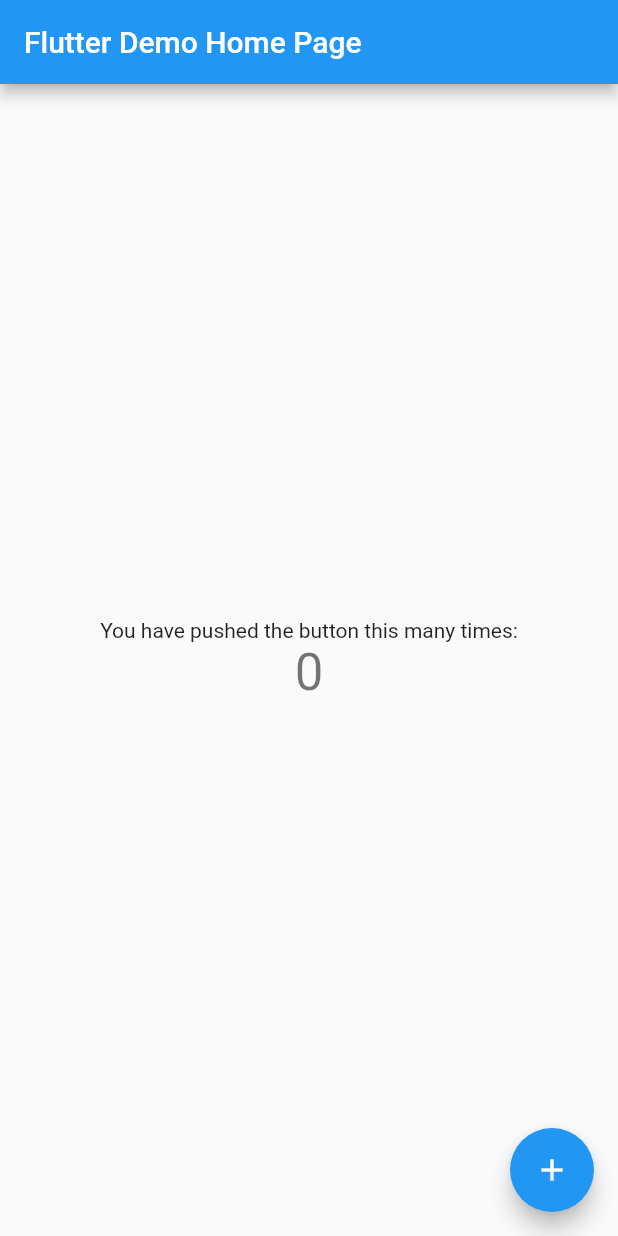
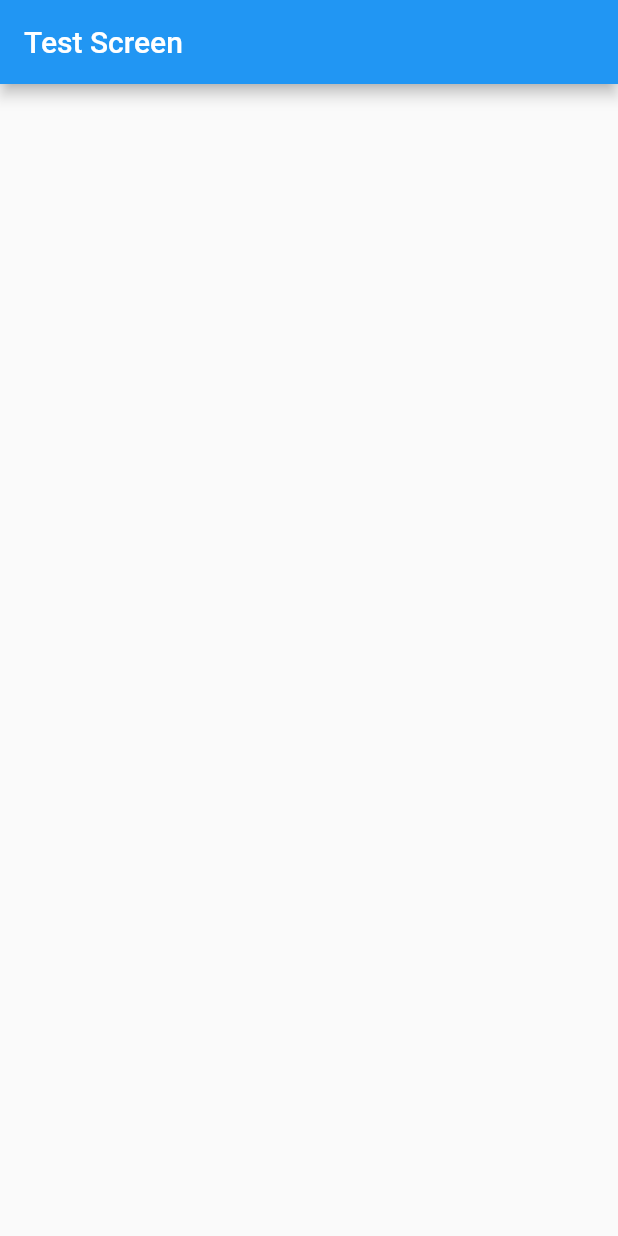
Before and after one commit to shimulxx/sovware_github_test_project, a Flutter app: the screen it shows after launch, on a phone screen of 412 x 824 dp. Run offline on Flutter 3.47's test engine with Material 2 defaults, Android fonts, the phone set to English and light mode, and no system bars.

Commit message:
Make basic structure

```diff
--- a/lib/main.dart
+++ b/lib/main.dart
@@ -12,104 +12,22 @@ class MyApp extends StatelessWidget {
   Widget build(BuildContext context) {
     return MaterialApp(
       title: 'Flutter Demo',
+      debugShowCheckedModeBanner: false,
       theme: ThemeData(
-        // This is the theme of your application.
-        //
-        // Try running your application with "flutter run". You'll see the
-        // application has a blue toolbar. Then, without quitting the app, try
-        // changing the primarySwatch below to Colors.green and then invoke
-        // "hot reload" (press "r" in the console where you ran "flutter run",
-        // or simply save your changes to "hot reload" in a Flutter IDE).
-        // Notice that the counter didn't reset back to zero; the application
-        // is not restarted.
         primarySwatch: Colors.blue,
       ),
-      home: const MyHomePage(title: 'Flutter Demo Home Page'),
+      home: const TestScreen(),
     );
   }
 }
 
-class MyHomePage extends StatefulWidget {
-  const MyHomePage({Key? key, required this.title}) : super(key: key);
-
-  // This widget is the home page of your application. It is stateful, meaning
-  // that it has a State object (defined below) that contains fields that affect
-  // how it looks.
-
-  // This class is the configuration for the state. It holds the values (in this
-  // case the title) provided by the parent (in this case the App widget) and
-  // used by the build method of the State. Fields in a Widget subclass are
-  // always marked "final".
-
-  final String title;
-
-  @override
-  State<MyHomePage> createState() => _MyHomePageState();
-}
-
-class _MyHomePageState extends State<MyHomePage> {
-  int _counter = 0;
-
-  void _incrementCounter() {
-    setState(() {
-      // This call to setState tells the Flutter framework that something has
-      // changed in this State, which causes it to rerun the build method below
-      // so that the display can reflect the updated values. If we changed
-      // _counter without calling setState(), then the build method would not be
-      // called again, and so nothing would appear to happen.
-      _counter++;
-    });
-  }
+class TestScreen extends StatelessWidget {
+  const TestScreen({Key? key}) : super(key: key);
 
   @override
   Widget build(BuildContext context) {
-    // This method is rerun every time setState is called, for instance as done
-    // by the _incrementCounter method above.
-    //
-    // The Flutter framework has been optimized to make rerunning build methods
-    // fast, so that you can just rebuild anything that needs updating rather
-    // than having to individually change instances of widgets.
     return Scaffold(
-      appBar: AppBar(
-        // Here we take the value from the MyHomePage object that was created by
-        // the App.build method, and use it to set our appbar title.
-        title: Text(widget.title),
-      ),
-      body: Center(
-        // Center is a layout widget. It takes a single child and positions it
-        // in the middle of the parent.
-        child: Column(
-          // Column is also a layout widget. It takes a list of children and
-          // arranges them vertically. By default, it sizes itself to fit its
-          // children horizontally, and tries to be as tall as its parent.
-          //
-          // Invoke "debug painting" (press "p" in the console, choose the
-          // "Toggle Debug Paint" action from the Flutter Inspector in Android
-          // Studio, or the "Toggle Debug Paint" command in Visual Studio Code)
-          // to see the wireframe for each widget.
-          //
-          // Column has various properties to control how it sizes itself and
-          // how it positions its children. Here we use mainAxisAlignment to
-          // center the children vertically; the main axis here is the vertical
-          // axis because Columns are vertical (the cross axis would be
-          // horizontal).
-          mainAxisAlignment: MainAxisAlignment.center,
-          children: <Widget>[
-            const Text(
-              'You have pushed the button this many times:',
-            ),
-            Text(
-              '$_counter',
-              style: Theme.of(context).textTheme.headline4,
-            ),
-          ],
-        ),
-      ),
-      floatingActionButton: FloatingActionButton(
-        onPressed: _incrementCounter,
-        tooltip: 'Increment',
-        child: const Icon(Icons.add),
-      ), // This trailing comma makes auto-formatting nicer for build methods.
+      appBar: AppBar(title: const Text('Test Screen'),),
     );
   }
 }
```
Also changed, not shown: lib/screen/app_screen_data_model.dart (added).
